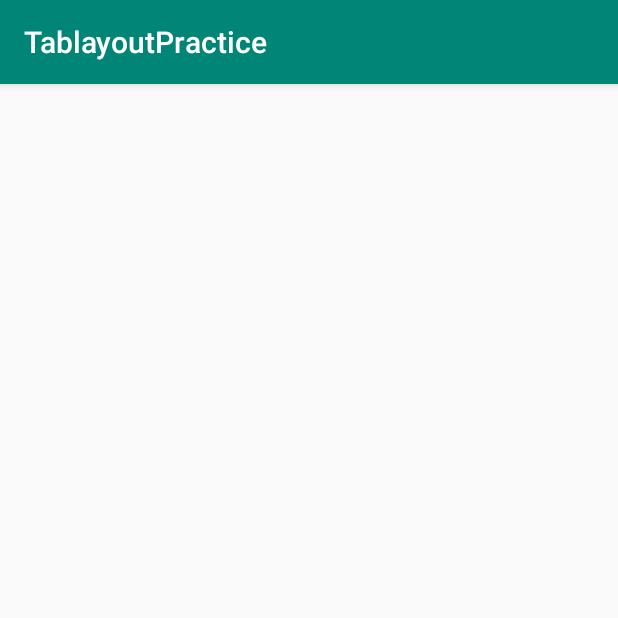
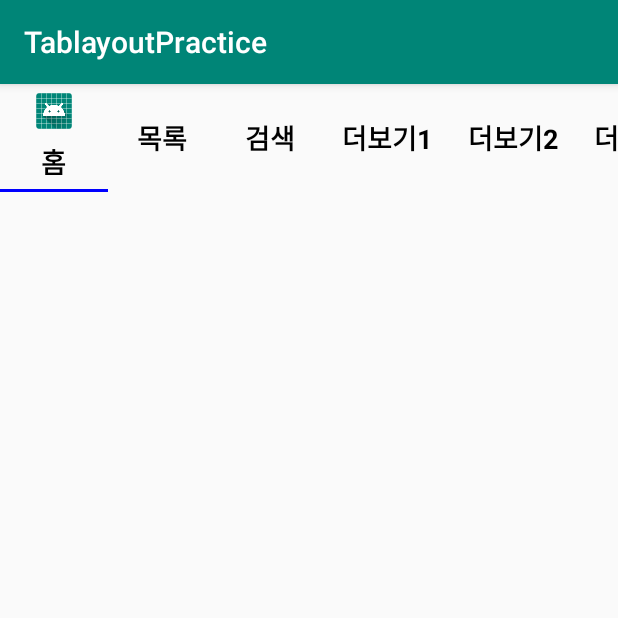
Before and after one commit to jjyshj1/TablayoutPractice, an Android app: the screen it shows after launch (MainActivity), on a phone screen of 412 x 824 dp, the top half of it. Run offline under Robolectric (Android 15) with nearby library versions, the phone set to English and light mode, and no system bars; our stand-ins replace data binding.

Commit message:
tablayout연습

```diff
--- a/app/src/main/java/com/example/tablayoutpractice/MainActivity.java
+++ b/app/src/main/java/com/example/tablayoutpractice/MainActivity.java
@@ -28,6 +28,17 @@ public class MainActivity extends BaseActivity {
     @Override
     public void setValues() {
 
+        act.tabLayout.addTab(act.tabLayout.newTab().setText("홈").setIcon(R.mipmap.ic_launcher));
+        act.tabLayout.addTab(act.tabLayout.newTab().setText("목록"));
+        act.tabLayout.addTab(act.tabLayout.newTab().setText("검색"));
+        act.tabLayout.addTab(act.tabLayout.newTab().setText("더보기1"));
+        act.tabLayout.addTab(act.tabLayout.newTab().setText("더보기2"));
+        act.tabLayout.addTab(act.tabLayout.newTab().setText("더보기3"));
+        act.tabLayout.addTab(act.tabLayout.newTab().setText("더보기4"));
+        act.tabLayout.addTab(act.tabLayout.newTab().setText("더보기5"));
+        act.tabLayout.addTab(act.tabLayout.newTab().setText("더보기6"));
+        act.tabLayout.addTab(act.tabLayout.newTab().setText("더보기7"));
+
     }
 
     @Override
--- a/app/src/main/res/layout/activity_main.xml
+++ b/app/src/main/res/layout/activity_main.xml
@@ -9,7 +9,19 @@
     android:layout_height="match_parent"
     tools:context=".MainActivity">
 
+   <android.support.design.widget.TabLayout
+       android:id="@+id/tabLayout"
+       android:layout_width="match_parent"
+       android:layout_height="wrap_content"
+       app:tabGravity="fill"
+       app:tabMode="scrollable"
+       app:tabTextColor="#000000"
+       app:tabSelectedTextColor="#000000"
+       app:tabIndicatorColor="#0000ff"
+       app:tabTextAppearance="@style/tab_text"
+       >
 
+   </android.support.design.widget.TabLayout>
 
 </LinearLayout>
 </layout>
--- a/app/src/main/res/values/styles.xml
+++ b/app/src/main/res/values/styles.xml
@@ -8,4 +8,11 @@
         <item name="colorAccent">@color/colorAccent</item>
     </style>
 
+    <style name="tab_text" parent="@android:style/TextAppearance.Widget.TabWidget">
+        <item name="android:textSize">18dp</item>
+        <item name="android:textStyle">bold</item>
+
+
+    </style>
+
 </resources>
```
